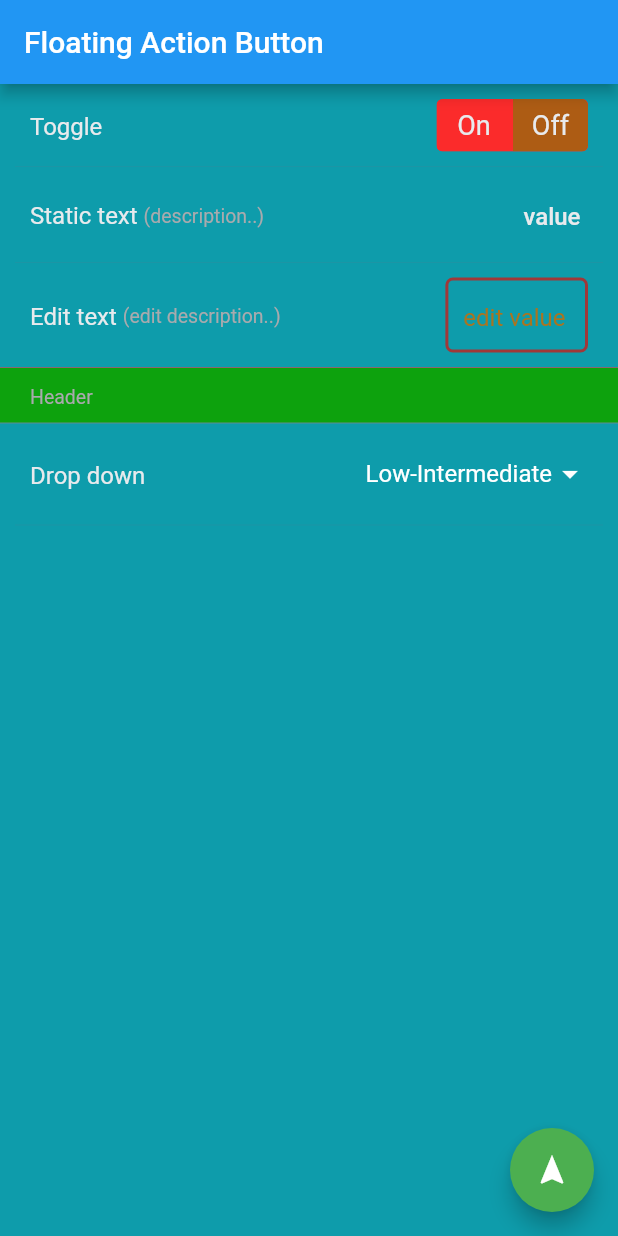
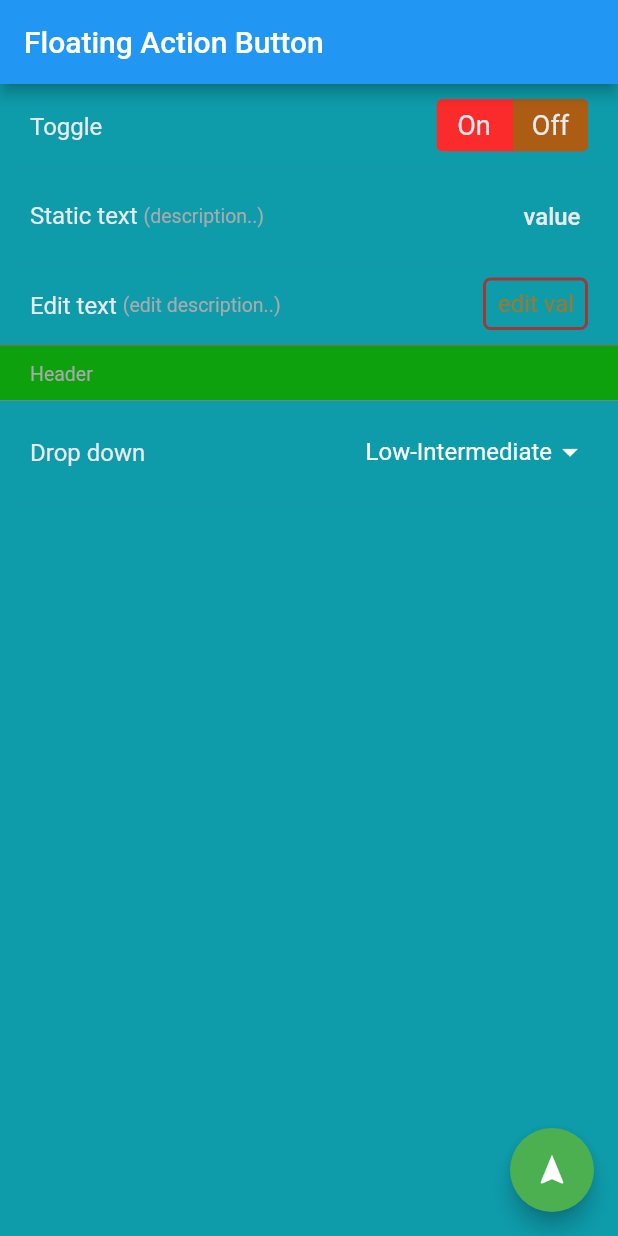
Before and after one commit to itaishalom/JsonToForm, a Flutter app: the screen it shows after launch, on a phone screen of 412 x 824 dp. Run offline on Flutter 3.47's test engine with Material 2 defaults, Android fonts, the phone set to English and light mode, and no system bars; drawn by our look-alikes of toggle_switch; Roboto replaces fonts that are missing (Avenir).

Commit message:
updates on edit text field

```diff
--- a/lib/themes/json_form_theme.dart
+++ b/lib/themes/json_form_theme.dart
@@ -1,5 +1,4 @@
 import 'package:flutter/material.dart';
-
 
 const backgroundColor = Color(0xff0e9cab);
 
@@ -71,6 +70,7 @@ abstract class JsonFormTheme {
       required this.linePaDecoration,
       required this.linePaDecorationAboveHeader,
       required this.editTextCursorColor,
+      required this.editTextWidth,
       required this.backgroundColor});
 
   /// Global container params///
@@ -132,6 +132,8 @@ abstract class JsonFormTheme {
   final Color editTextCursorColor;
 
   final double editTextHeight;
+
+  final double editTextWidth;
 
   final InputDecoration inputDecoration;
 
@@ -221,6 +223,8 @@ class DefaultTheme extends JsonFormTheme {
           borderRadius: BorderRadius.all(Radius.circular(5.0)),
           borderSide: BorderSide(color: Color(0xffa22839), width: 2.0)),
       InputDecoration inputDecoration = const InputDecoration(
+        isDense: true,
+        contentPadding: EdgeInsets.fromLTRB(10.0, 10.0, 10.0, 10.0),
         fillColor: Colors.white,
         enabledBorder: OutlineInputBorder(
             borderRadius: BorderRadius.all(Radius.circular(5.0)),
@@ -229,7 +233,7 @@ class DefaultTheme extends JsonFormTheme {
             borderRadius: BorderRadius.all(Radius.circular(5.0)),
             borderSide: BorderSide(color: Color(0xff51753C), width: 2.0)),
       ),
-      editTextHeight = 50.0,
+      editTextHeight = 35.0,
       BoxDecoration staticContainerDecoration = const BoxDecoration(
           borderRadius: BorderRadius.all(Radius.circular(5)),
           border: Border(
@@ -239,6 +243,7 @@ class DefaultTheme extends JsonFormTheme {
             bottom: BorderSide.none,
           ))})
       : super(
+            editTextWidth: 70,
             staticContainerDecoration: staticContainerDecoration,
             editTextHeight: editTextHeight,
             inputDecoration: inputDecoration,
--- a/lib/widgets/edit_text_value.dart
+++ b/lib/widgets/edit_text_value.dart
@@ -18,7 +18,8 @@ class EditTextValue extends StatefulWidget {
   final int? debounceTime;
   final OnValueChanged onValueChanged;
 
-  EditTextValue({Key? key,
+  EditTextValue(
+      {Key? key,
       required this.name,
       required this.id,
       required this.isBeforeHeader,
@@ -47,11 +48,11 @@ class _EditTextValueState extends State<EditTextValue> {
     if (_debounce?.isActive ?? false) {
       _debounce?.cancel();
     }
-    if(widget.debounceTime != null && widget.debounceTime! > 0) {
+    if (widget.debounceTime != null && widget.debounceTime! > 0) {
       _debounce = Timer(Duration(milliseconds: widget.debounceTime!), () {
         widget.onValueChanged(widget.id, _controller!.text);
       });
-    }else{
+    } else {
       widget.onValueChanged(widget.id, _controller!.text);
     }
   }
@@ -75,17 +76,12 @@ class _EditTextValueState extends State<EditTextValue> {
           NameWidgetDescription(
               name: widget.name, description: widget.description),
           SizedBox(
-            height: InheritedJsonFormTheme
-                .of(context)
-                .theme
-                .editTextHeight,
-            child: Padding(
-              padding: EdgeInsets.fromLTRB(0, 0, 0, 0),
-              child: IntrinsicWidth(
-                child: Center(
+            height: InheritedJsonFormTheme.of(context).theme.editTextHeight,
+                width: InheritedJsonFormTheme.of(context).theme.editTextWidth,
                 child: TextField(
                   key: widget.key,
                   autofocus: false,
+                  maxLines: 1,
                   textAlign: TextAlign.center,
                   obscureText: false,
                   controller: _controller,
@@ -94,25 +90,15 @@ class _EditTextValueState extends State<EditTextValue> {
 
                     /// here char limit is 5
                   ],
-                    style:
-                    InheritedJsonFormTheme
-                        .of(context)
-                        .theme
-                        .editTextStyle,
-                    cursorColor: InheritedJsonFormTheme
-                        .of(context)
+                  style: InheritedJsonFormTheme.of(context).theme.editTextStyle,
+                  cursorColor: InheritedJsonFormTheme.of(context)
                       .theme
                       .editTextCursorColor,
                   //
-                    decoration: InheritedJsonFormTheme
-                        .of(context)
-                        .theme
-                        .inputDecoration,
+                  decoration:
+                      InheritedJsonFormTheme.of(context).theme.inputDecoration,
                 ),
               ),
-              ),
-            ),
-          )
         ],
       ),
     );
--- a/pubspec.yaml
+++ b/pubspec.yaml
@@ -1,6 +1,6 @@
 name: json_to_form_with_theme
 description: A simple library to convert Json to Form, fully customized and dynamic.
-version: 0.0.13
+version: 0.0.14
 homepage: https://github.com/itaishalom/JsonToForm
 
 environment:
```
Also changed, not shown: 1 other file. Lines whose indentation alone changed are shown as unchanged.
